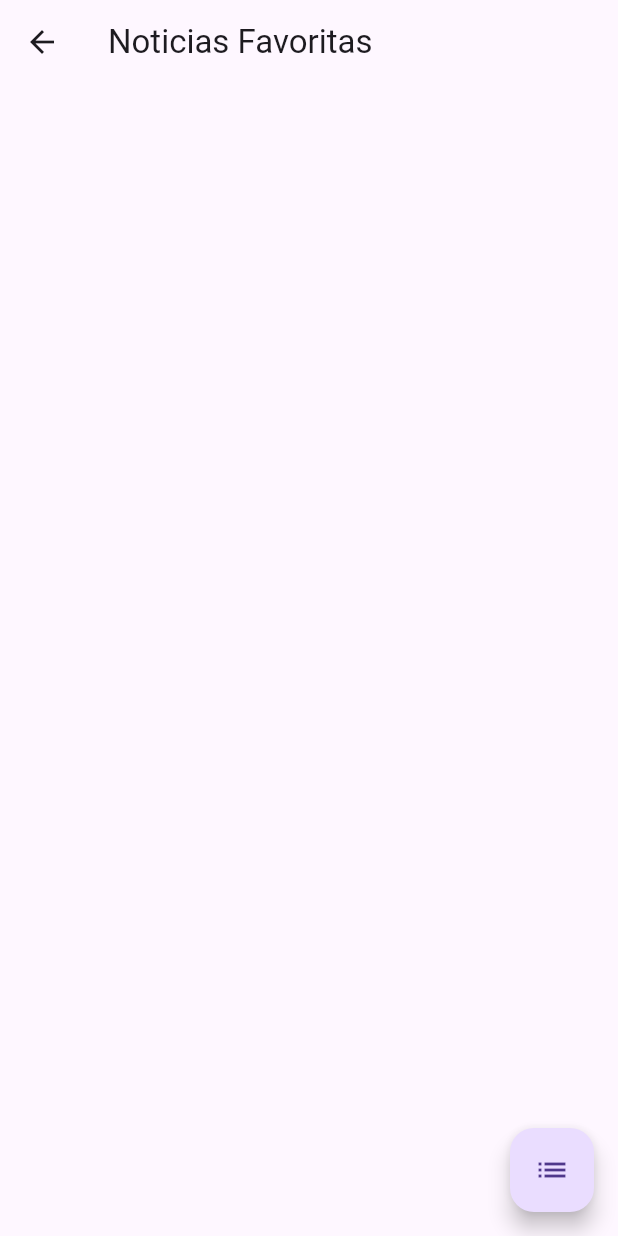
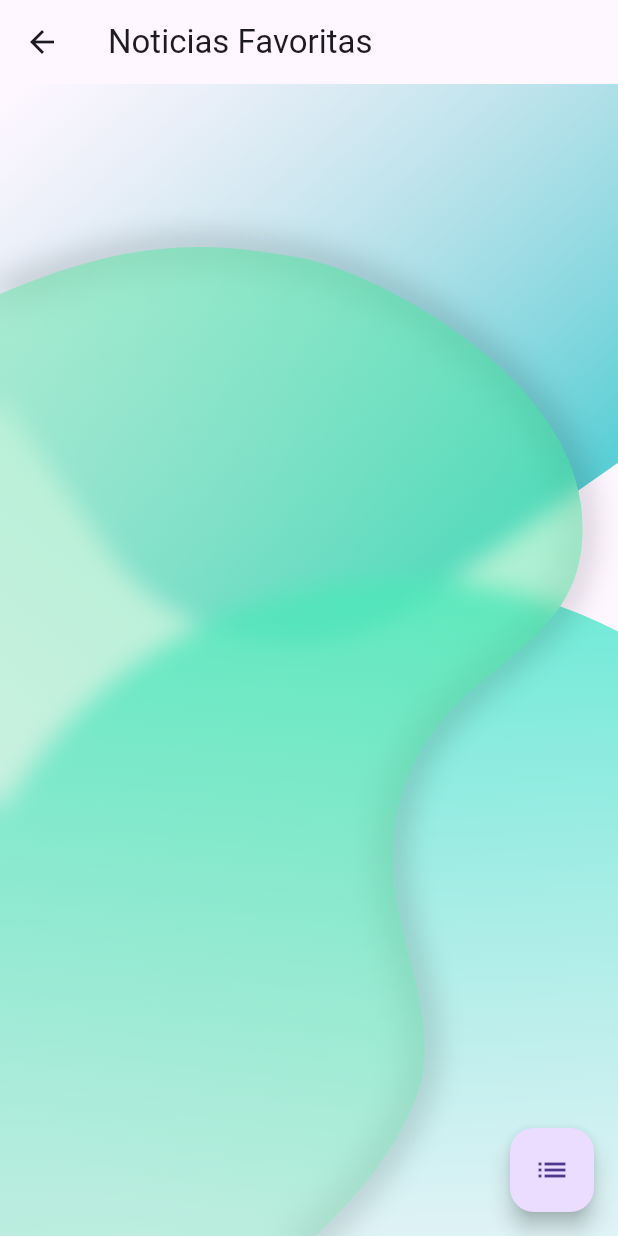
Before and after one commit to carlosgr1992/World_News_CGR, a Flutter app: the MuestraFavoritos screen opened by its route, on a phone screen of 412 x 824 dp. Run offline on Flutter 3.47's test engine with Material 3 defaults, Android fonts, the phone set to English and light mode, and no system bars; our stand-ins replace cloud_firestore, firebase_auth, firebase_core, ionicons, share; accounts and stored records are empty; generated files the repository leaves out were written again.

Commit message:
Agregado el fondo de pantalla a la ventana de favoritos

```diff
--- a/lib/onBoarding/MuestraFavoritos.dart
+++ b/lib/onBoarding/MuestraFavoritos.dart
@@ -4,6 +4,7 @@
 import '../apis/NoticiasAPI.dart';
 import '../fireStoreObjects/Noticia.dart';
 import 'DetalleNoticiaView.dart';
+import '../components/center_widget/center_widget.dart';  // Asegúrate de importar este archivo
 
 class MuestraFavoritos extends StatefulWidget {
   @override
@@ -39,7 +40,22 @@
       appBar: AppBar(
         title: Text('Noticias Favoritas'),
       ),
-      body: isLoading ? Center(child: CircularProgressIndicator()) : isList ? _buildListView() : _buildGridView(),
+      body: Stack(
+        children: [
+          Positioned(
+            top: -160,
+            left: -30,
+            child: _topWidget(MediaQuery.of(context).size.width),
+          ),
+          Positioned(
+            bottom: -180,
+            left: -40,
+            child: _bottomWidget(MediaQuery.of(context).size.width),
+          ),
+          CenterWidget(size: MediaQuery.of(context).size),
+          isLoading ? Center(child: CircularProgressIndicator()) : isList ? _buildListView() : _buildGridView(),
+        ],
+      ),
       floatingActionButton: FloatingActionButton(
         child: Icon(isList ? Icons.grid_on : Icons.list),
         onPressed: () {
@@ -47,6 +63,45 @@
             isList = !isList;
           });
         },
+      ),
+    );
+  }
+
+  Widget _topWidget(double screenWidth) {
+    return Transform.rotate(
+      angle: -35 * 3.14159 / 180,
+      child: Container(
+        width: 1.2 * screenWidth,
+        height: 1.2 * screenWidth,
+        decoration: BoxDecoration(
+          borderRadius: BorderRadius.circular(150),
+          gradient: const LinearGradient(
+            begin: Alignment(-0.2, -0.8),
+            end: Alignment.bottomCenter,
+            colors: [
+              Color(0x007CBFCF),
+              Color(0xB316BFC4),
+            ],
+          ),
+        ),
+      ),
+    );
+  }
+
+  Widget _bottomWidget(double screenWidth) {
+    return Container(
+      width: 1.5 * screenWidth,
+      height: 1.5 * screenWidth,
+      decoration: const BoxDecoration(
+        shape: BoxShape.circle,
+        gradient: LinearGradient(
+          begin: Alignment(0.6, -1.1),
+          end: Alignment(0.7, 0.8),
+          colors: [
+            Color(0xDB4BE8CC),
+            Color(0x005CDBCF),
+          ],
+        ),
       ),
     );
   }
```
